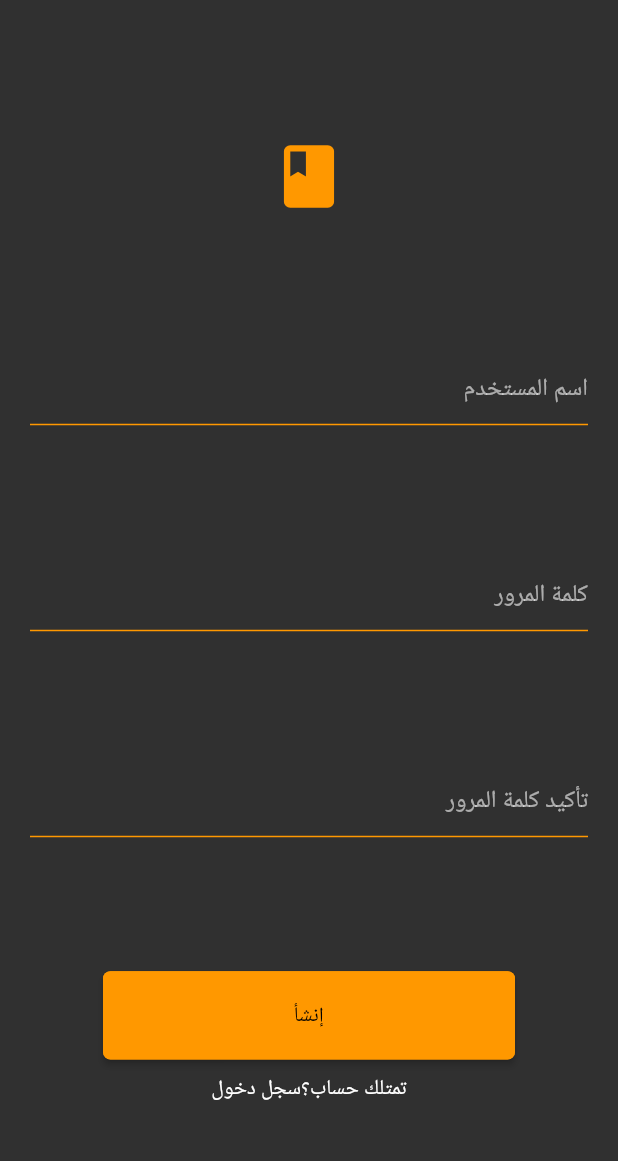
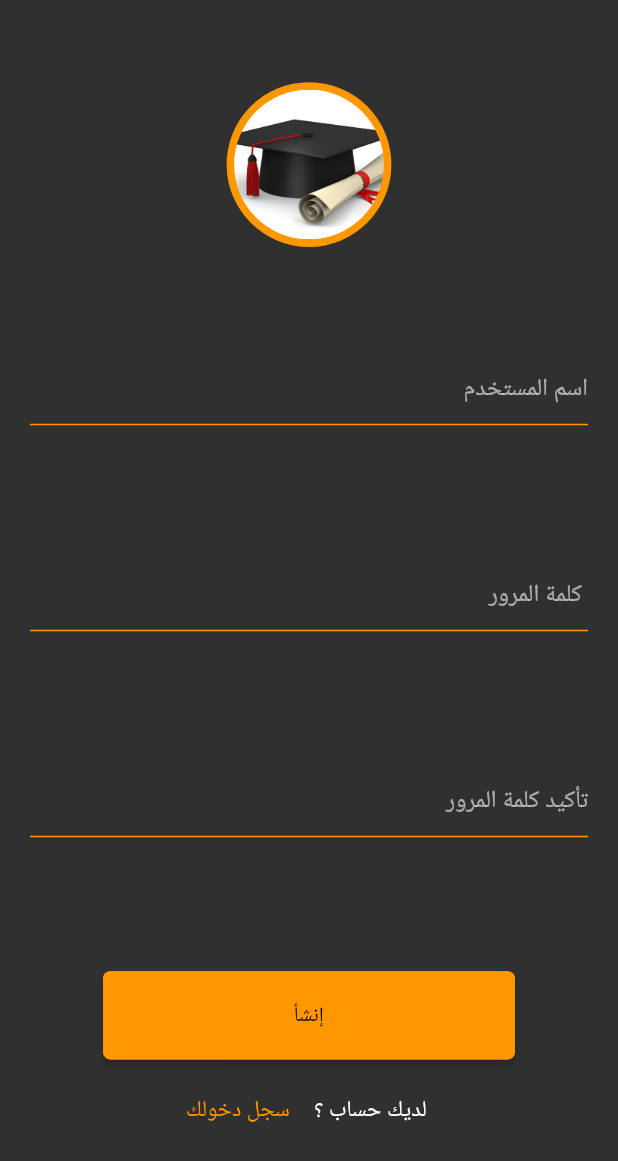
Before and after one commit to Hasanhjmohammed/Bakalora, a Flutter app: the screen it shows after launch, on a phone screen of 412 x 824 dp. Shown: the top 1161 px of the screen. Run offline on Flutter 3.47's test engine with Material 2 defaults, Android fonts, the phone set to English and light mode, and no system bars; our stand-ins replace flutter_staggered_animations, get; missing offline and left inert: qr_code_scanner.

Commit message:
Ømodified on screen

```diff
--- /dev/null
+++ b/lib/Controller/password.dart
@@ -0,0 +1,13 @@
+import 'package:flutter/material.dart';
+import 'package:get/get.dart';
+
+
+class Password extends GetxController {
+  bool password=true;
+  void ChangrPassword(){
+
+    password=!password;
+    update();
+  }
+
+}
--- a/lib/Screens/Auth/create_acount.dart
+++ b/lib/Screens/Auth/create_acount.dart
@@ -1,8 +1,13 @@
+import 'package:bakalora/Controller/password.dart';
 import 'package:bakalora/Screens/Auth/sing_in.dart';
+import 'package:bakalora/Screens/branch.dart';
+import 'package:bakalora/Screens/welcome.dart';
+import 'package:bakalora/Widget/Custom_TextField.dart';
 import 'package:bakalora/Widget/custom_buttom.dart';
+import 'package:bakalora/Widget/custom_circle.dart';
 import 'package:flutter/material.dart';
 import 'package:get/get.dart';
-
+import 'package:bakalora/Widget/Custom_textbutton.dart';
 class CreateAccount extends StatefulWidget {
   const CreateAccount({super.key});
 
@@ -11,113 +16,85 @@ class CreateAccount extends StatefulWidget {
 }
 
 class _CreateAccountState extends State<CreateAccount> {
+  Password password = Get.put(Password());
+
   @override
   Widget build(BuildContext context) {
+
+
     return Scaffold(
 
       body: Container(
-
         child: Padding(
           padding: const EdgeInsets.symmetric(horizontal: 20),
           child: Column(
-            //  crossAxisAlignment: CrossAxisAlignment.center,
-            //  mainAxisAlignment: MainAxisAlignment.spaceBetween,
             children: [
-
               Expanded(
                 flex: 2,
                 child: Container(
-                  child: Icon(Icons.book,size:50,),
+                  child:   CustomCircl(
+
+                    path: 'images/img_5.png',
+                    value: Get.height/3, title: '',
+
+                    callback:()=>null,
+                  ),
                 ),
               ),
               Expanded(
                 flex: 4,
                 child:  Container(
-                  child: Column(
-                    mainAxisAlignment: MainAxisAlignment.spaceBetween,
-                    crossAxisAlignment: CrossAxisAlignment.center,
-                    children: [
-                      TextFormField(
-                        autofocus: false,
-                        decoration: InputDecoration(
-                            hintText: 'اسم المستخدم',
-                            border: UnderlineInputBorder(
-                                borderSide: BorderSide(color: Colors.orange)
-                            ),
-                            focusedBorder:    UnderlineInputBorder(
-                                borderSide: BorderSide(
-                                    width: 2,
-                                    color: Colors.orange)
-                            ),
-                            enabledBorder:  UnderlineInputBorder(
-                                borderSide: BorderSide(color: Colors.orange)
-                            ),
-                            disabledBorder:  UnderlineInputBorder(
-                                borderSide: BorderSide(color: Colors.orange)
-                            )
+                  child: Form(
+                    child: Column(
+                      mainAxisAlignment: MainAxisAlignment.spaceBetween,
+                      crossAxisAlignment: CrossAxisAlignment.center,
+                      children: [
+                        CustomTextField(
+                            hintText:'اسم المستخدم',
+                            inputtext:'kf',
+                            hit:()=>print('dd'),
                         ),
-                      ),
-                      TextFormField(
-                        autofocus: false,
-                        decoration: InputDecoration(
-                          hintText: 'كلمة المرور',
-                          border: UnderlineInputBorder(
-                              borderSide: BorderSide(color: Colors.orange)
-                          ),
-                          focusedBorder:    UnderlineInputBorder(
-                            borderSide: BorderSide(
-                                width: 2,
-                                color: Colors.orange),
-                          ),
-                          enabledBorder:  UnderlineInputBorder(
-                              borderSide: BorderSide(color: Colors.orange)
-                          ),
-                          disabledBorder:  UnderlineInputBorder(
-                            borderSide: BorderSide(color: Colors.orange),
-                          ),
+                        Spacer(),
+                        CustomTextField(
+                            hintText:' كلمة المرور',
+                            inputtext:'kf',
+                           hit:()=>print('ff'),
                         ),
-                      ),
-                      TextFormField(
-                        autofocus: false,
-                        decoration: InputDecoration(
-                          hintText: 'تأكيد كلمة المرور ',
-                          border: UnderlineInputBorder(
-                              borderSide: BorderSide(color: Colors.orange)
-                          ),
-                          focusedBorder:    UnderlineInputBorder(
-                            borderSide: BorderSide(
-                                width: 2,
-                                color: Colors.orange),
-                          ),
-                          enabledBorder:  UnderlineInputBorder(
-                              borderSide: BorderSide(color: Colors.orange)
-                          ),
-                          disabledBorder:  UnderlineInputBorder(
-                            borderSide: BorderSide(color: Colors.orange),
-                          ),
+                        Spacer(),
+                        CustomTextField(
+                            hintText:'تأكيد كلمة المرور',
+                            inputtext:'kf',
+                            hit:()=>print('fff'),
                         ),
-                      ),
-                      CustomButtom(callback: ()=>null, value: Get.width, child: Text('إنشأ'), background: Colors.orange),
-                    ],
+                              Spacer(),
+                        CustomButtom(callback: ()=>Navigator.of(context).push(MaterialPageRoute(builder: (_)=>WelcomeScreen())),
+                            value: Get.width, child: Text('إنشأ'), background: Colors.orange),
+                      ],
+                    ),
                   ),
                 ),
               ),
               Expanded(
-
                   flex: 1,
                   child: Container(
-
                     padding: EdgeInsets.all(10),
                     child: Row(
                       mainAxisAlignment: MainAxisAlignment.center,
                       crossAxisAlignment: CrossAxisAlignment.start,
-
-                      children: [GestureDetector(
-
-                          onTap: ()=>Navigator.of(context).push(MaterialPageRoute(builder: (_)=>SingIn())),
-                          child: Text('تمتلك حساب؟')),Text('سجل دخول')],
-
-                    ),))
+                      children: [
+                        CustomTextButton(
+                            callback :()=>null,
+                          color:Colors.white,
+                          value: ' لديك حساب ؟'
+                        ), CustomTextButton(
+                          callback :()=>Navigator.of(context).pushReplacement(MaterialPageRoute(builder: (_)=>SingIn())),
+                            color:Colors.orange,
+                            value: 'سجل دخولك'
+                        ),
+                      ],
+                    ),
+                  ),
+              )
             ],
           ),
         ),
--- a/lib/Screens/branch.dart
+++ b/lib/Screens/branch.dart
@@ -35,14 +35,14 @@ class _BranchScreenState extends State<BranchScreen> {
                   flex: 1,
                   child: CustomCircl(
                     path: 'images/img.png',
-                    value: width,title: 'أدبي',callback: ()=>Navigator.of(context).push(
+                    value: height/2,title: 'أدبي',callback: ()=>Navigator.of(context).push(
                       MaterialPageRoute(builder: (con)=>SubjectScreen(sub:Brach_Lib))),),
                 ),
                 Expanded(
                   flex: 1,
                   child: CustomCircl(
                     path: 'images/img_1.png',
-                    value: width,
+                    value:  height/2,
                     title: 'علمي',callback: ()=>Navigator.of(context).push(
                       MaterialPageRoute(builder: (con)=>SubjectScreen(sub: Brach_Sencess,))),),
                 ),
--- a/lib/Screens/text.dart
+++ b/lib/Screens/text.dart
@@ -51,7 +51,6 @@ class _TextScreenState extends State<TestScreen> {
           Expanded(
             flex: 23,
             child: Card(
-             // elevation: 9,
               child: Container(
                 decoration: BoxDecoration(
                   borderRadius: BorderRadius.circular(5),
@@ -75,11 +74,12 @@ class _TextScreenState extends State<TestScreen> {
               ),
             ),
           ),
+          Spacer(),
           Expanded(
             flex: 35,
             child: Column(
               children: [
-                for(int i=0;i<5;i++)
+                for(int i=0;i<4;i++)
                 UnitNameapp(
                     icon:
                    iconData,
--- /dev/null
+++ b/lib/Widget/Custom_TextField.dart
@@ -0,0 +1,50 @@
+import 'package:bakalora/Controller/password.dart';
+import 'package:flutter/material.dart';
+import 'package:get/get.dart';
+class CustomTextField extends StatelessWidget {
+  String ?hintText;
+  String ?inputtext;
+  VoidCallback ?hit;
+
+   CustomTextField({@override this.hintText,
+  @override this.inputtext,
+     @override this.hit
+
+   }
+  );
+
+  @override
+  Widget build(BuildContext context) {
+
+    Password password = Get.find();
+    return TextFormField(
+            obscureText:inputtext!='h'? false:password.password,
+      cursorColor: Colors.orange,
+       // autofocus: false,
+        decoration: InputDecoration(
+
+         // labelText: 'ddddddddd',
+          suffix:inputtext!='h'?null: IconButton(
+            icon: Icon(Icons.remove_red_eye_outlined,color: Colors.orange,),
+            onPressed: hit,
+          ),
+          hintText: '$hintText',
+          border: UnderlineInputBorder(
+              borderSide: BorderSide(color: Colors.orange)
+          ),
+          focusedBorder:    UnderlineInputBorder(
+            borderSide: BorderSide(
+                width: 2,
+                color: Colors.orange),
+          ),
+          enabledBorder:  UnderlineInputBorder(
+              borderSide: BorderSide(color: Colors.orange)
+          ),
+          disabledBorder:  UnderlineInputBorder(
+            borderSide: BorderSide(color: Colors.orange),
+          ),
+        ),
+      );
+
+  }
+}
--- /dev/null
+++ b/lib/Widget/Custom_textbutton.dart
@@ -0,0 +1,19 @@
+import 'package:flutter/material.dart';
+class CustomTextButton extends StatelessWidget {
+  String ?value;
+  Color ?color;
+  VoidCallback ?callback;
+   CustomTextButton({
+     @override this.value,
+     @override this.color,
+     @override this.callback,
+   });
+
+  @override
+  Widget build(BuildContext context) {
+    return TextButton(onPressed:callback, child: Text('$value',style: TextStyle(
+      fontSize: 15,
+      color: color
+    ),));
+  }
+}
--- a/lib/Widget/custom_circle.dart
+++ b/lib/Widget/custom_circle.dart
@@ -21,7 +21,7 @@ class CustomCircl extends StatelessWidget {
       children: [
         Padding(
           padding: const EdgeInsets.all(8.0),
-          child: InkWell(
+          child: GestureDetector(
             onTap:callback,
             child: CircleAvatar(
               radius: value!/5,
@@ -35,7 +35,7 @@ class CustomCircl extends StatelessWidget {
         ),
         Text('$title',
           style: TextStyle(
-          fontSize: 20,
+          fontSize: value! * 0.05,
         ),
         ),
       ],
```
Also changed, not shown: lib/Controller/right_question.dart (added, +13 -0 lines), lib/Screens/Auth/sing_in.dart (+64 -63 lines).
